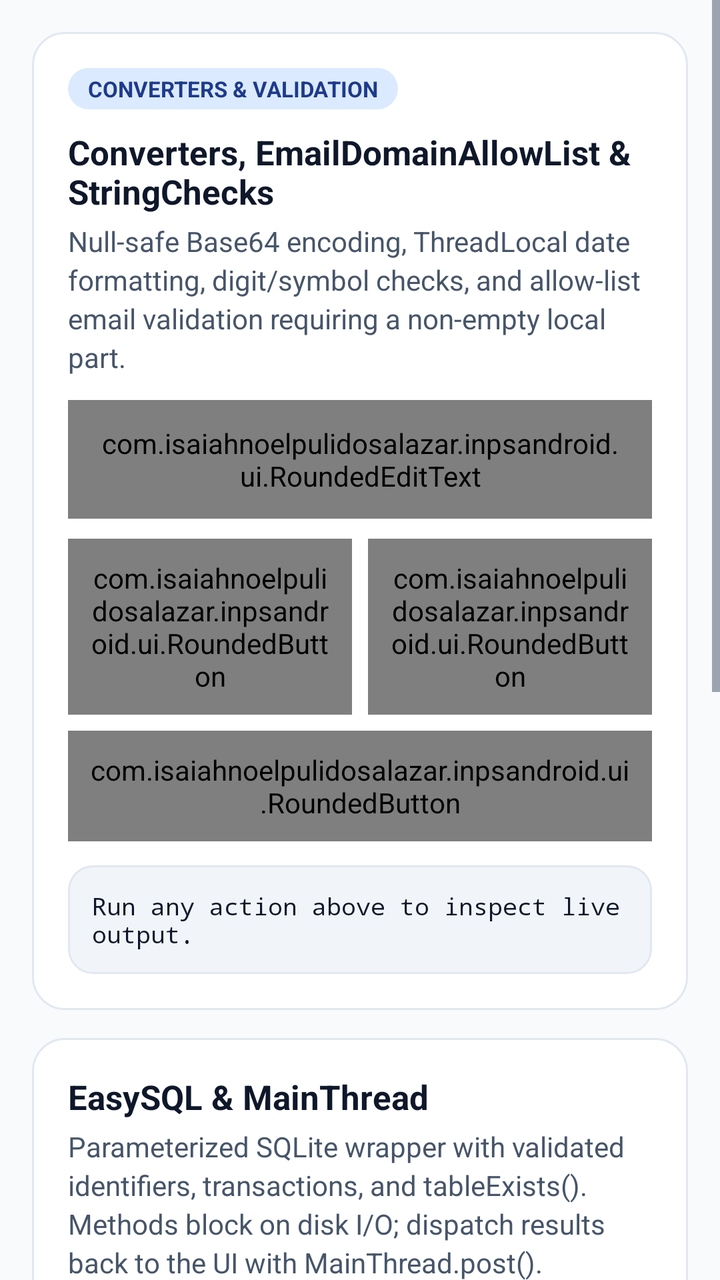
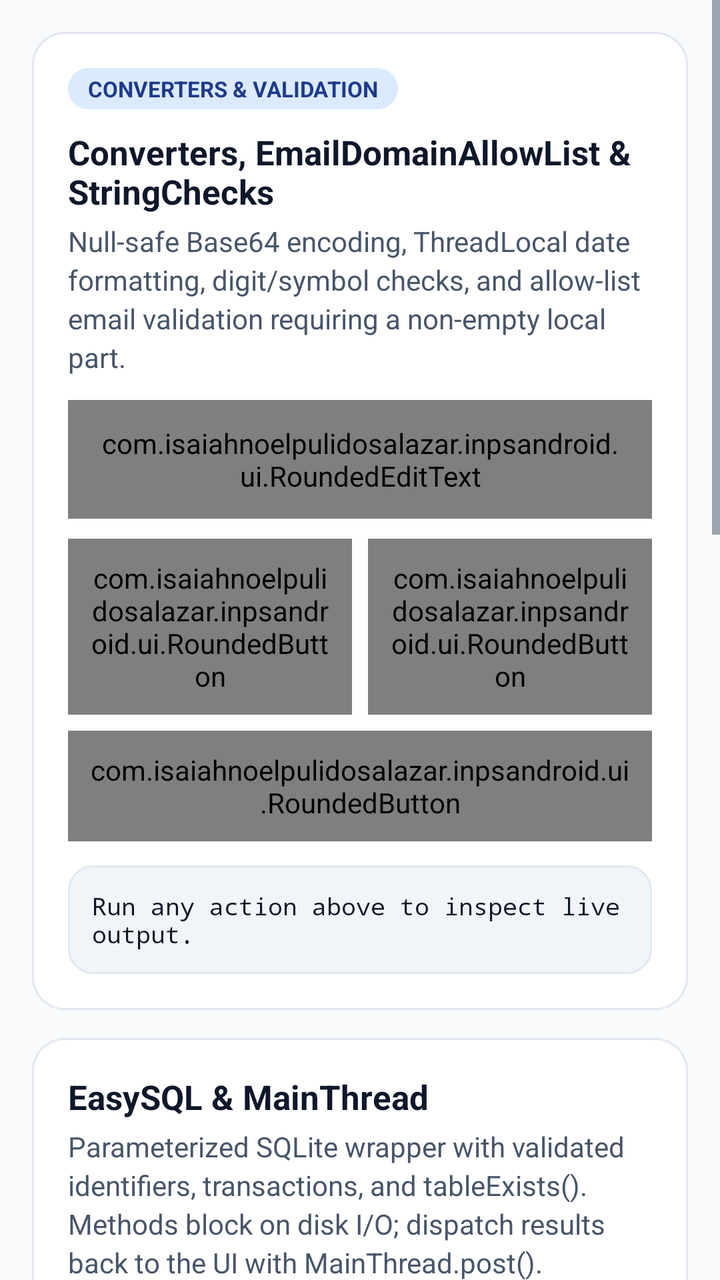

Before-and-after screenshots of an Android layout around one commit, followed by the original layout XML and the change that was made.
<!-- AndroidManifest.xml: application theme Theme.InpsAndroidDemo -->
<!-- res/layout/fragment_core.xml -->
<?xml version="1.0" encoding="utf-8"?>
<ScrollView xmlns:android="http://schemas.android.com/apk/res/android"
    xmlns:app="http://schemas.android.com/apk/res-auto"
    android:id="@+id/core_scroll"
    android:layout_width="match_parent"
    android:layout_height="match_parent"
    android:clipToPadding="false"
    android:fillViewport="true">

    <LinearLayout
        android:layout_width="match_parent"
        android:layout_height="wrap_content"
        android:orientation="vertical"
        android:padding="16dp">

        
        <LinearLayout
            android:layout_width="match_parent"
            android:layout_height="wrap_content"
            android:background="@drawable/bg_doc_card"
            android:orientation="vertical"
            android:padding="18dp">

            <TextView
                android:layout_width="wrap_content"
                android:layout_height="wrap_content"
                android:background="@drawable/bg_doc_badge"
                android:paddingStart="10dp"
                android:paddingTop="3dp"
                android:paddingEnd="10dp"
                android:paddingBottom="3dp"
                android:text="CONVERTERS &amp; VALIDATION"
                android:textColor="@color/doc_primary_ink"
                android:textSize="11sp"
                android:textStyle="bold" />

            <TextView
                android:layout_width="match_parent"
                android:layout_height="wrap_content"
                android:layout_marginTop="10dp"
                android:text="Converters, EmailDomainAllowList &amp; StringChecks"
                android:textColor="@color/doc_ink"
                android:textSize="17sp"
                android:textStyle="bold" />

            <TextView
                android:layout_width="match_parent"
                android:layout_height="wrap_content"
                android:layout_marginTop="4dp"
                android:lineSpacingExtra="3dp"
                android:text="Null-safe Base64 encoding, ThreadLocal date formatting, digit/symbol checks, and allow-list email validation requiring a non-empty local part."
                android:textColor="@color/doc_ink_muted"
                android:textSize="14sp" />

            <com.isaiahnoelpulidosalazar.inpsandroid.ui.RoundedEditText
                android:id="@+id/core_input_text"
                android:layout_width="match_parent"
                android:layout_height="wrap_content"
                android:layout_marginTop="12dp"
                android:hint="@string/hint_input"
                android:minHeight="48dp"
                android:paddingStart="14dp"
                android:paddingTop="12dp"
                android:paddingEnd="14dp"
                android:paddingBottom="12dp"
                android:singleLine="true"
                app:inpsCornerRadius="12dp" />

            <LinearLayout
                android:layout_width="match_parent"
                android:layout_height="wrap_content"
                android:layout_marginTop="10dp"
                android:orientation="horizontal">

                <com.isaiahnoelpulidosalazar.inpsandroid.ui.RoundedButton
                    android:id="@+id/btn_base64"
                    android:layout_width="0dp"
                    android:layout_height="wrap_content"
                    android:layout_marginEnd="8dp"
                    android:layout_weight="1"
                    android:minHeight="48dp"
                    android:padding="10dp"
                    android:text="@string/btn_base64"
                    android:textAllCaps="false"
                    app:inpsCornerRadius="12dp" />

                <com.isaiahnoelpulidosalazar.inpsandroid.ui.RoundedButton
                    android:id="@+id/btn_validate_email"
                    android:layout_width="0dp"
                    android:layout_height="wrap_content"
                    android:layout_weight="1"
                    android:minHeight="48dp"
                    android:padding="10dp"
                    android:text="@string/btn_validate_email"
                    android:textAllCaps="false"
                    app:inpsCornerRadius="12dp" />
            </LinearLayout>

            <com.isaiahnoelpulidosalazar.inpsandroid.ui.RoundedButton
                android:id="@+id/btn_add_note"
                android:layout_width="match_parent"
                android:layout_height="wrap_content"
                android:layout_marginTop="8dp"
                android:minHeight="48dp"
                android:padding="10dp"
                android:text="@string/btn_add_note"
                android:textAllCaps="false"
                app:inpsCornerRadius="12dp" />

            <TextView
                android:id="@+id/core_output_text"
                android:layout_width="match_parent"
                android:layout_height="wrap_content"
                android:layout_marginTop="12dp"
                android:background="@drawable/bg_code_block"
                android:fontFamily="monospace"
                android:padding="12dp"
                android:text="Run any action above to inspect live output."
                android:textColor="@color/doc_ink"
                android:textSize="12sp" />
        </LinearLayout>

        
        <LinearLayout
            android:layout_width="match_parent"
            android:layout_height="wrap_content"
            android:layout_marginTop="14dp"
            android:background="@drawable/bg_doc_card"
            android:orientation="vertical"
            android:padding="18dp">

            <TextView
                android:layout_width="match_parent"
                android:layout_height="wrap_content"
                android:text="EasySQL &amp; MainThread"
                android:textColor="@color/doc_ink"
                android:textSize="17sp"
                android:textStyle="bold" />

            <TextView
                android:layout_width="match_parent"
                android:layout_height="wrap_content"
                android:layout_marginTop="4dp"
                android:lineSpacingExtra="3dp"
                android:text="Parameterized SQLite wrapper with validated identifiers, transactions, and tableExists(). Methods block on disk I/O; dispatch results back to the UI with MainThread.post()."
                android:textColor="@color/doc_ink_muted"
                android:textSize="14sp" />

            <TextView
                android:layout_width="match_parent"
                android:layout_height="wrap_content"
                android:layout_marginTop="10dp"
                android:background="@drawable/bg_code_block"
                android:fontFamily="monospace"
                android:padding="12dp"
                android:text="easySQL.inTransaction(() -> {\n  easySQL.insert(&quot;notes&quot;, row);\n});\nMainThread.post(() -> refreshUi());"
                android:textColor="@color/doc_ink"
                android:textSize="12sp" />

            <TextView
                android:id="@+id/core_db_status"
                android:layout_width="match_parent"
                android:layout_height="wrap_content"
                android:layout_marginTop="10dp"
                android:text="EasySQL rows synced with UI tab SimpleList."
                android:textColor="@color/doc_accent"
                android:textSize="13sp"
                android:textStyle="bold" />
        </LinearLayout>

        
        <LinearLayout
            android:layout_width="match_parent"
            android:layout_height="wrap_content"
            android:layout_marginTop="14dp"
            android:background="@drawable/bg_doc_card"
            android:orientation="vertical"
            android:padding="18dp">

            <TextView
                android:layout_width="match_parent"
                android:layout_height="wrap_content"
                android:text="WebRequest &amp; TimeLeft"
                android:textColor="@color/doc_ink"
                android:textSize="17sp"
                android:textStyle="bold" />

            <TextView
                android:layout_width="match_parent"
                android:layout_height="wrap_content"
                android:layout_marginTop="4dp"
                android:lineSpacingExtra="3dp"
                android:text="WebRequest uses a 4-thread pool and a bounded queue of 64, returning a cancellable Call handle with json(), maxResponseBytes(), and charset parsing."
                android:textColor="@color/doc_ink_muted"
                android:textSize="14sp" />

            <TextView
                android:layout_width="match_parent"
                android:layout_height="wrap_content"
                android:layout_marginTop="10dp"
                android:background="@drawable/bg_code_block"
                android:fontFamily="monospace"
                android:padding="12dp"
                android:text="WebRequest.Call call = WebRequest.post(url)\n  .json(&quot;{\&quot;hello\&quot;:\&quot;world\&quot;}&quot;)\n  .maxResponseBytes(1024 * 1024)\n  .enqueue(callback);"
                android:textColor="@color/doc_ink"
                android:textSize="12sp" />

            <com.isaiahnoelpulidosalazar.inpsandroid.ui.RoundedButton
                android:id="@+id/btn_time_left"
                android:layout_width="match_parent"
                android:layout_height="wrap_content"
                android:layout_marginTop="10dp"
                android:minHeight="48dp"
                android:padding="10dp"
                android:text="@string/btn_time_left"
                android:textAllCaps="false"
                app:inpsCornerRadius="12dp" />

            <TextView
                android:id="@+id/core_time_output"
                android:layout_width="match_parent"
                android:layout_height="wrap_content"
                android:layout_marginTop="10dp"
                android:background="@drawable/bg_code_block"
                android:fontFamily="monospace"
                android:padding="12dp"
                android:text="TimeLeft.seconds / minutes / hours ready."
                android:textColor="@color/doc_ink"
                android:textSize="12sp" />
        </LinearLayout>

    </LinearLayout>
</ScrollView>
<!-- resources referenced by this layout -->
<resources>
  <color name="doc_accent">#0F766E</color>
  <color name="doc_ink">#0F172A</color>
  <color name="doc_ink_muted">#475569</color>
  <color name="doc_primary_ink">#1E3A8A</color>
  <!-- drawable bg_code_block (drawable) -->
  <?xml version="1.0" encoding="utf-8"?>
  <shape xmlns:android="http://schemas.android.com/apk/res/android">
      <solid android:color="@color/doc_code_bg" />
      <corners android:radius="12dp" />
      <stroke
          android:width="1dp"
          android:color="@color/doc_border" />
  </shape>
  <!-- drawable bg_doc_badge (drawable) -->
  <?xml version="1.0" encoding="utf-8"?>
  <shape xmlns:android="http://schemas.android.com/apk/res/android">
      <solid android:color="@color/doc_primary_soft" />
      <corners android:radius="999dp" />
  </shape>
  <!-- drawable bg_doc_card (drawable) -->
  <?xml version="1.0" encoding="utf-8"?>
  <shape xmlns:android="http://schemas.android.com/apk/res/android">
      <solid android:color="@color/doc_surface" />
      <corners android:radius="16dp" />
      <stroke
          android:width="1dp"
          android:color="@color/doc_border" />
  </shape>
  <string name="btn_add_note">Save Note to EasySQL</string>
  <string name="btn_base64">Base64 &amp; Capitalize</string>
  <string name="btn_time_left">Calculate TimeLeft</string>
  <string name="btn_validate_email">Validate Email</string>
  <string name="hint_input">Enter text, email, or note…</string>
  <style name="Theme.InpsAndroidDemo" parent="Theme.Material3.Light.NoActionBar">
          <item name="android:colorBackground">@color/doc_bg</item>
          <item name="colorSurface">@color/doc_surface</item>
          <item name="colorSurfaceVariant">@color/doc_code_bg</item>
          <item name="colorPrimary">@color/doc_primary</item>
          <item name="colorOnPrimary">#FFFFFF</item>
          <item name="colorPrimaryContainer">@color/doc_primary_soft</item>
          <item name="colorOnPrimaryContainer">@color/doc_primary_ink</item>
          <item name="colorSecondary">@color/doc_accent</item>
          <item name="colorControlHighlight">#1A1D4ED8</item>
          <item name="android:textColorPrimary">@color/doc_ink</item>
          <item name="android:textColorSecondary">@color/doc_ink_muted</item>
      </style>
  <color name="doc_code_bg">#F1F5F9</color>
  <color name="doc_border">#E2E8F0</color>
  <color name="doc_primary_soft">#DBEAFE</color>
  <color name="doc_surface">#FFFFFF</color>
  <color name="doc_bg">#F8FAFC</color>
  <color name="doc_primary">#1D4ED8</color>
</resources>

<!-- the commit's change to res/layout/fragment_core.xml (unified diff, before → after) -->
@@ -229,5 +229,100 @@
                 android:textSize="12sp" />
         </LinearLayout>
 
+        
+        <LinearLayout
+            android:layout_width="match_parent"
+            android:layout_height="wrap_content"
+            android:layout_marginTop="14dp"
+            android:background="@drawable/bg_doc_card"
+            android:orientation="vertical"
+            android:padding="18dp">
+
+            <TextView
+                android:layout_width="wrap_content"
+                android:layout_height="wrap_content"
+                android:background="@drawable/bg_doc_badge_teal"
+                android:paddingStart="10dp"
+                android:paddingTop="3dp"
+                android:paddingEnd="10dp"
+                android:paddingBottom="3dp"
+                android:text="NOTIFICATIONS"
+                android:textColor="@color/doc_accent"
+                android:textSize="11sp"
+                android:textStyle="bold" />
+
+            <TextView
+                android:layout_width="match_parent"
+                android:layout_height="wrap_content"
+                android:layout_marginTop="10dp"
+                android:text="EasyNotification Dispatcher"
+                android:textColor="@color/doc_ink"
+                android:textSize="17sp"
+                android:textStyle="bold" />
+
+            <TextView
+                android:layout_width="match_parent"
+                android:layout_height="wrap_content"
+                android:layout_marginTop="4dp"
+                android:lineSpacingExtra="3dp"
+                android:text="Channel-aware notification builder with API 33+ POST_NOTIFICATIONS permission checks, BigText/Inbox/BigPicture styles, and safe PendingIntents."
+                android:textColor="@color/doc_ink_muted"
+                android:textSize="14sp" />
+
+            <LinearLayout
+                android:layout_width="match_parent"
+                android:layout_height="wrap_content"
+                android:layout_marginTop="12dp"
+                android:orientation="horizontal">
+
+                <com.isaiahnoelpulidosalazar.inpsandroid.ui.RoundedButton
+                    android:id="@+id/btn_send_notification"
+                    android:layout_width="0dp"
+                    android:layout_height="wrap_content"
+                    android:layout_marginEnd="6dp"
+                    android:layout_weight="1"
+                    android:minHeight="48dp"
+                    android:padding="8dp"
+                    android:text="@string/btn_send_notification"
+                    android:textAllCaps="false"
+                    app:inpsCornerRadius="12dp" />
+
+                <com.isaiahnoelpulidosalazar.inpsandroid.ui.RoundedButton
+                    android:id="@+id/btn_send_big_text_notification"
+                    android:layout_width="0dp"
+                    android:layout_height="wrap_content"
+                    android:layout_marginEnd="6dp"
+                    android:layout_weight="1"
+                    android:minHeight="48dp"
+                    android:padding="8dp"
+                    android:text="@string/btn_send_big_text_notification"
+                    android:textAllCaps="false"
+                    app:inpsCornerRadius="12dp" />
+
+                <com.isaiahnoelpulidosalazar.inpsandroid.ui.RoundedButton
+                    android:id="@+id/btn_cancel_notifications"
+                    android:layout_width="0dp"
+                    android:layout_height="wrap_content"
+                    android:layout_weight="1"
+                    android:minHeight="48dp"
+                    android:padding="8dp"
+                    android:text="@string/btn_cancel_notifications"
+                    android:textAllCaps="false"
+                    app:inpsCornerRadius="12dp" />
+            </LinearLayout>
+
+            <TextView
+                android:id="@+id/core_notification_output"
+                android:layout_width="match_parent"
+                android:layout_height="wrap_content"
+                android:layout_marginTop="10dp"
+                android:background="@drawable/bg_code_block"
+                android:fontFamily="monospace"
+                android:padding="12dp"
+                android:text="EasyNotification ready."
+                android:textColor="@color/doc_ink"
+                android:textSize="12sp" />
+        </LinearLayout>
+
     </LinearLayout>
 </ScrollView>
<!-- resource entries referenced after the edit -->
@@ -19,6 +19,12 @@
       <solid android:color="@color/doc_primary_soft" />
       <corners android:radius="999dp" />
   </shape>
+  <!-- drawable bg_doc_badge_teal (drawable) -->
+  <?xml version="1.0" encoding="utf-8"?>
+  <shape xmlns:android="http://schemas.android.com/apk/res/android">
+      <solid android:color="@color/doc_accent_soft" />
+      <corners android:radius="999dp" />
+  </shape>
   <!-- drawable bg_doc_card (drawable) -->
   <?xml version="1.0" encoding="utf-8"?>
   <shape xmlns:android="http://schemas.android.com/apk/res/android">
@@ -30,6 +36,9 @@
   </shape>
   <string name="btn_add_note">Save Note to EasySQL</string>
   <string name="btn_base64">Base64 &amp; Capitalize</string>
+  <string name="btn_cancel_notifications">Cancel All</string>
+  <string name="btn_send_big_text_notification">BigText Alert</string>
+  <string name="btn_send_notification">Send Notification</string>
   <string name="btn_time_left">Calculate TimeLeft</string>
   <string name="btn_validate_email">Validate Email</string>
   <string name="hint_input">Enter text, email, or note…</string>
@@ -49,6 +58,7 @@
   <color name="doc_code_bg">#F1F5F9</color>
   <color name="doc_border">#E2E8F0</color>
   <color name="doc_primary_soft">#DBEAFE</color>
+  <color name="doc_accent_soft">#CCFBF1</color>
   <color name="doc_surface">#FFFFFF</color>
   <color name="doc_bg">#F8FAFC</color>
   <color name="doc_primary">#1D4ED8</color>
